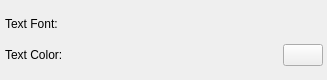
This is interfaceSettings.ui in KDE/kscd as Qt 5 draws it before an edit. The edited form follows.
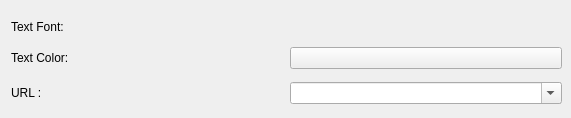
This is the edited form. Custom widgets are drawn as their Qt base class.

Commit message: - fix bugs on the interface - add skin option in the config dialog - kscd appears at the end of the loading

```diff
--- a/interfaceSettings.ui
+++ b/interfaceSettings.ui
@@ -5,23 +5,35 @@
    <rect>
     <x>0</x>
     <y>0</y>
-    <width>327</width>
-    <height>80</height>
+    <width>571</width>
+    <height>118</height>
    </rect>
   </property>
+  <property name="sizePolicy" >
+   <sizepolicy vsizetype="Minimum" hsizetype="Minimum" >
+    <horstretch>0</horstretch>
+    <verstretch>0</verstretch>
+   </sizepolicy>
+  </property>
+  <property name="minimumSize" >
+   <size>
+    <width>564</width>
+    <height>118</height>
+   </size>
+  </property>
   <property name="windowTitle" >
    <string>Form</string>
   </property>
   <widget class="QWidget" name="" >
    <property name="geometry" >
     <rect>
-     <x>5</x>
-     <y>10</y>
-     <width>318</width>
-     <height>63</height>
+     <x>11</x>
+     <y>13</y>
+     <width>551</width>
+     <height>98</height>
     </rect>
    </property>
-   <layout class="QGridLayout" >
+   <layout class="QGridLayout" name="gridLayout" >
     <item row="0" column="0" >
      <widget class="QLabel" name="label" >
       <property name="text" >
@@ -29,7 +41,7 @@
       </property>
      </widget>
     </item>
-    <item row="0" column="1" colspan="2" >
+    <item row="0" column="1" >
      <widget class="KFontRequester" name="kcfg_TextFont" >
       <property name="sizePolicy" >
        <sizepolicy vsizetype="Fixed" hsizetype="Preferred" >
@@ -47,21 +59,25 @@
      </widget>
     </item>
     <item row="1" column="1" >
-     <spacer>
-      <property name="orientation" >
-       <enum>Qt::Horizontal</enum>
-      </property>
-      <property name="sizeHint" >
-       <size>
-        <width>111</width>
-        <height>20</height>
-       </size>
-      </property>
-     </spacer>
-    </item>
-    <item row="1" column="2" >
      <widget class="KColorButton" name="kcfg_TextColor" />
     </item>
+    <item row="2" column="0" >
+     <widget class="QLabel" name="label_3" >
+      <property name="text" >
+       <string>URL :</string>
+      </property>
+     </widget>
+    </item>
+    <item row="2" column="1" >
+     <widget class="KComboBox" name="kcfg_url" >
+      <property name="editable" >
+       <bool>true</bool>
+      </property>
+      <property name="autoCompletion" >
+       <bool>false</bool>
+      </property>
+     </widget>
+    </item>
    </layout>
   </widget>
  </widget>
@@ -71,6 +87,11 @@
    <extends>QPushButton</extends>
    <header>kcolorbutton.h</header>
   </customwidget>
+  <customwidget>
+   <class>KComboBox</class>
+   <extends>QComboBox</extends>
+   <header>kcombobox.h</header>
+  </customwidget>
   <customwidget>
    <class>KFontRequester</class>
    <extends>QWidget</extends>
```
The commit also changes 13 other files.
